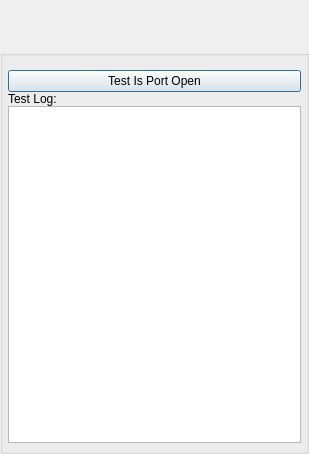
Before: the Qt Designer form GoTvApps/GoTvCommon/Forms/ActivityIsPortOpenTest.ui in brettrjones/gotvptop, drawn with Qt 5.
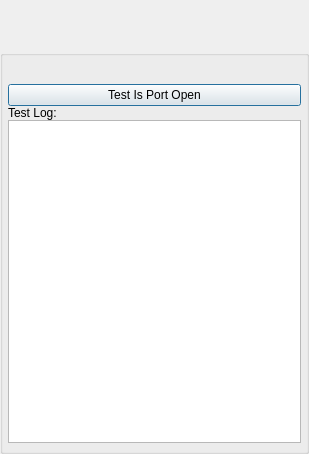
After: the same form once the commit is applied. Custom widgets are drawn as their Qt base class.

Diff of the .ui file:
```diff
--- a/GoTvApps/GoTvCommon/Forms/ActivityIsPortOpenTest.ui
+++ b/GoTvApps/GoTvCommon/Forms/ActivityIsPortOpenTest.ui
@@ -87,23 +87,20 @@
       <property name="spacing">
        <number>0</number>
       </property>
-      <item row="3" column="0">
+      <item row="4" column="0">
        <widget class="QLabel" name="m_LogLabel">
         <property name="text">
          <string>Test Log:</string>
         </property>
        </widget>
       </item>
-      <item row="1" column="0">
+      <item row="2" column="0">
        <widget class="QPushButton" name="m_RunTestButton">
         <property name="text">
          <string>Test Is Port Open</string>
         </property>
        </widget>
       </item>
-      <item row="4" column="0">
-       <widget class="QTextEdit" name="m_LogEdit"/>
-      </item>
       <item row="0" column="0">
        <widget class="QLabel" name="m_StatusLabel">
         <property name="text">
@@ -111,6 +108,16 @@
         </property>
        </widget>
       </item>
+      <item row="5" column="0">
+       <widget class="QTextEdit" name="m_LogEdit"/>
+      </item>
+      <item row="1" column="0">
+       <widget class="QLabel" name="m_NodeUrlLabel">
+        <property name="text">
+         <string notr="true"/>
+        </property>
+       </widget>
+      </item>
      </layout>
     </widget>
    </item>
```
